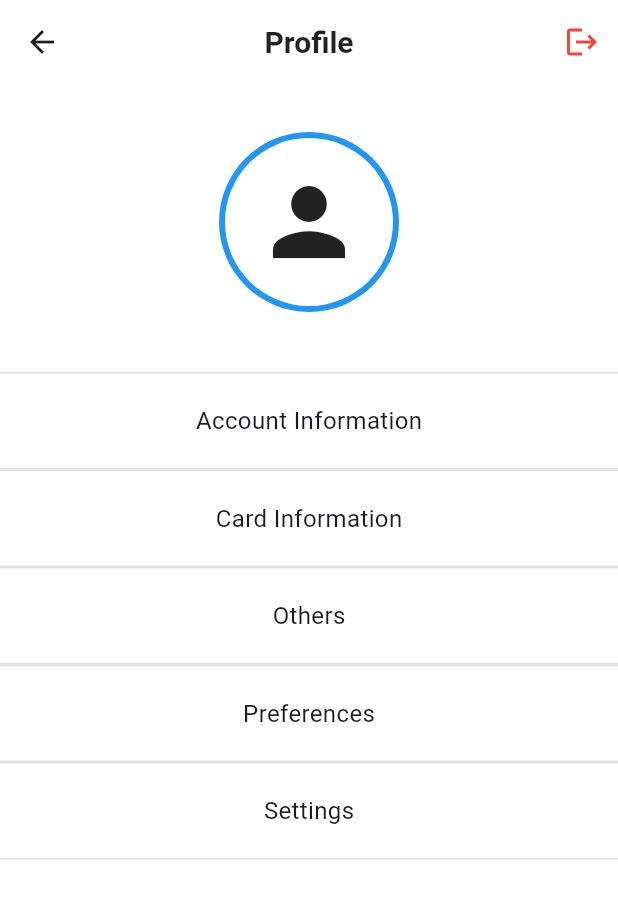
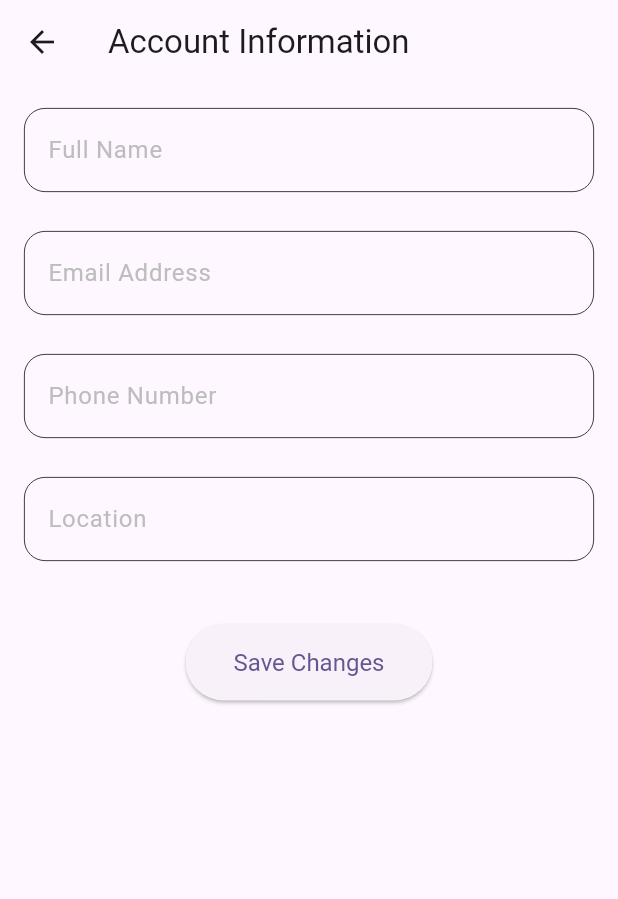
Before and after one commit to KhriseanStewart/denbigh_amber_app, a Flutter app: the ProfileScreen screen opened by its route, after a tap on "Account Information", on a phone screen of 412 x 824 dp. Shown: the top 899 px of the screen. Run offline on Flutter 3.47's test engine with Material 3 defaults, Android fonts, the light colour scheme and no system bars; our stand-ins replace cloud_firestore, firebase_auth, firebase_core, firebase_storage, image_picker; accounts and stored records are empty.

Commit message:
1.the file picker logic created for user profile image,in accordanve witjh vado users auth. 2.the settings account info screen created 3.validations and permissions were added to the respective folders

```diff
--- /dev/null
+++ b/lib/customer_screens.dart/account_information_screen.dart
@@ -0,0 +1,112 @@
+import 'package:denbigh_app/utils/validators_%20and_widgets.dart';
+import 'package:denbigh_app/widgets/textField.dart';
+import 'package:flutter/material.dart';
+
+class AccountInformationScreen extends StatefulWidget {
+  const AccountInformationScreen({Key? key}) : super(key: key);
+
+  @override
+  _AccountInformationScreenState createState() => _AccountInformationScreenState();
+}
+
+class _AccountInformationScreenState extends State<AccountInformationScreen> {
+  final _formKey = GlobalKey<FormState>();
+
+  final TextEditingController _nameController = TextEditingController();
+  final TextEditingController _emailController = TextEditingController();
+  final TextEditingController _phoneController = TextEditingController();
+  final TextEditingController _locationController = TextEditingController();
+
+  bool _isSaving = false;
+
+  void _save() {
+    // Simulate a save operation the firestor logic should be here
+    if (!_formKey.currentState!.validate()) return;
+
+    setState(() {
+      _isSaving = true;
+    });
+
+    Future.delayed( Duration(seconds: 2), () {
+      setState(() {
+        _isSaving = false;
+      });
+      ScaffoldMessenger.of(context).showSnackBar(
+         SnackBar(content: Text('Account information saved successfully!')),
+      );
+    });
+  }
+
+  @override
+  void dispose() {
+    _nameController.dispose();
+    _emailController.dispose();
+    _phoneController.dispose();
+    super.dispose();
+  }
+
+
+
+
+
+  @override
+  Widget build(BuildContext context) {
+    return Scaffold(
+      appBar: AppBar(
+        title:  Text('Account Information'),
+      ),
+      body: Padding(
+        padding:  EdgeInsets.all(16.0),
+        child: Form(
+          key: _formKey,
+          child: Column(
+            children: [
+              CustomTextFormField(
+                controller: _nameController,
+                label: 'Full Name',
+                hintText: 'Jason Mitch',
+                inputType: TextInputType.text,
+                validator: validateNotEmpty,
+              ),
+               SizedBox(height: 16),
+              CustomTextFormField(
+                controller: _emailController,
+                label: 'Email Address',
+                hintText: 'jason.mitch@example.com',
+                inputType: TextInputType.emailAddress,
+                validator: emailValidator,
+              ),
+               SizedBox(height: 16),
+              CustomTextFormField(
+                controller: _phoneController,
+                label: 'Phone Number',
+                hintText: '8761234567',
+                inputType: TextInputType.phone,
+                validator: phoneNumberValidator,
+              ),
+              SizedBox(height: 16),
+              CustomTextFormField(
+                controller: _locationController,
+                label: 'Location',
+                inputType: TextInputType.text,
+                validator: validateNotEmpty,
+                hintText: 'May Pen, Jamaica',
+              ),
+               SizedBox(height: 32),
+              _isSaving
+                  ?  CircularProgressIndicator()
+                  : ElevatedButton(
+                    style: ElevatedButton.styleFrom(
+                      padding: EdgeInsets.symmetric(vertical: 16.0, horizontal: 32.0),
+                      textStyle: TextStyle(fontSize: 16.0),
+                    ),
+                    onPressed: _save,
+                    child: Text('Save Changes'),
+                  ),
+            ],
+          ),
+        ),
+      ),
+    );
+  }
+}
--- a/lib/profile.dart
+++ b/lib/customer_screens.dart/profile.dart
@@ -1,3 +1,7 @@
+import 'dart:math';
+
+import 'package:denbigh_app/utils/file_picker.dart';
+import 'package:denbigh_app/utils/routes.dart';
 import 'package:flutter/material.dart';
 
 class ProfileScreen extends StatelessWidget {
@@ -27,41 +31,44 @@ class ProfileScreen extends StatelessWidget {
           ),
         ],
       ),
-      body: Column(
+      body:
+      SingleChildScrollView(
+        child: Column(
           children: [
             SizedBox(height: 32),
             Center(
-            child: CircleAvatar(
-              radius: 60,
-              backgroundColor: Colors.blue,
-              child:  CircleAvatar(
-                radius: 56,
-                backgroundColor: Colors.white,
-                child: Icon(
-                  Icons.person,
-                  size: 72,
-                  color: Colors.black87,
-                ),
-              ),
-            ),
+              child: Builder(
+                builder: (context) {
+                  try {
+                    return ProfilePictureUploader();
+                  } catch (e) {
+                    return Column(
+                      children: [
+                        Icon(Icons.error, color: Colors.red, size: 48),
+                        SizedBox(height: 8),
+                        Text('Failed to load profile picture.', style: TextStyle(color: Colors.red)),
+                      ],
+                    );
+                  }
+                },
+              )
             ),
             SizedBox(height: 40),
             _profileContainer('Account Information', () {
-            // logic to Navigate to account information page
+              Navigator.pushNamed(context, AppRoutes.accountInformation);
             }),
             _profileContainer('Card Information', () {
-            // logic to Navigate to card information page
+              Navigator.pushNamed(context, AppRoutes.card);
             }),
-          _profileContainer('Others', () {
-            // logic to Navigate to others page
-          }),
+
             _profileContainer('Preferences', () {
               // logic to Navigate to preferences page
             }),
-          _profileContainer('Settings', () {
-            // logic to Navigate to settings page
+            _profileContainer('About Us', () {
+              // logic to Navigate to about us page
             }),
           ],
+        ),
       ),
     );
 
--- a/lib/routes.dart
+++ /dev/null
@@ -1,18 +0,0 @@
-import 'package:denbigh_app/cart_screen.dart';
-import 'package:denbigh_app/profile.dart';
-import 'package:flutter/material.dart';
-
-class AppRoutes {
-  static const String login = '/';
-
-  static const String cart = '/cart';
-  static const String profile = '/profile';
-
-  static Map<String, WidgetBuilder> get routes {
-    return {
-
-      AppRoutes.cart: (context) => const CartScreen(),
-      AppRoutes.profile: (context) => const ProfileScreen(),
-    };
-  }
-}
--- /dev/null
+++ b/lib/utils/file_picker.dart
@@ -0,0 +1,137 @@
+import 'dart:io';
+
+import 'package:cloud_firestore/cloud_firestore.dart';
+import 'package:firebase_auth/firebase_auth.dart';
+import 'package:firebase_storage/firebase_storage.dart';
+import 'package:flutter/material.dart';
+import 'package:image_picker/image_picker.dart';
+
+class ProfilePictureUploader extends StatefulWidget {
+   ProfilePictureUploader({Key? key}) : super(key: key);
+
+  @override
+  _ProfilePictureUploaderState createState() => _ProfilePictureUploaderState();
+}
+
+class _ProfilePictureUploaderState extends State<ProfilePictureUploader> {
+  File? _imageFile;
+  bool _uploading = false;
+
+  final ImagePicker _picker = ImagePicker();
+
+  Future<void> _pickAndUploadImage() async {
+    final picked = await _picker.pickImage(source: ImageSource.gallery, imageQuality: 80);
+
+    if (picked == null) return;
+
+    setState(() {
+      _imageFile = File(picked.path);
+      _uploading = true;
+    });
+
+    try {
+      final user = FirebaseAuth.instance.currentUser;
+      if (user == null) throw Exception('User not signed in');
+
+      final storageRef = FirebaseStorage.instance.ref().child('profile_pictures').child(user.uid);
+
+      // Upload file
+      final uploadTask = storageRef.putFile(_imageFile!);
+      final snapshot = await uploadTask;
+
+      // Get download URL
+      final downloadUrl = await snapshot.ref.getDownloadURL();
+
+      // Update Firestore user profile with new photo URL
+      await FirebaseFirestore.instance.collection('users').doc(user.uid).update({
+        'photoUrl': downloadUrl,
+      });
+
+      setState(() {
+        _imageFile = null;
+      });
+
+      ScaffoldMessenger.of(context).showSnackBar(
+        const SnackBar(content: Text('Profile photo updated!')),
+      );
+    } catch (e) {
+      ScaffoldMessenger.of(context).showSnackBar(
+        SnackBar(content: Text('Upload failed: $e')),
+      );
+    } finally {
+      setState(() {
+        _uploading = false;
+      });
+    }
+  }
+
+  @override
+  Widget build(BuildContext context) {
+    final user = FirebaseAuth.instance.currentUser;
+    if (user == null) {
+      // Not signed in: Show person icon, no text fallback
+      return Column(
+        children: [
+          CircleAvatar(
+            radius: 89,
+            backgroundColor: Colors.green,
+            child: CircleAvatar(
+              radius: 80,
+              backgroundColor: Colors.grey[300],
+              child: const Icon(Icons.person, size: 80, color: Colors.white70),
+            ),
+          ),
+           SizedBox(height: 16),
+          ElevatedButton.icon(
+            onPressed: null,
+            icon: Icon(Icons.upload),
+            label: Text('Change Profile Picture'),
+          ),
+        ],
+      );
+    }
+
+    return StreamBuilder<DocumentSnapshot>(
+      stream: FirebaseFirestore.instance.collection('users').doc(user.uid).snapshots(),
+      builder: (context, snapshot) {
+        String? photoUrl;
+        if (snapshot.hasData && snapshot.data!.data() != null) {
+          photoUrl = (snapshot.data!.data() as Map<String, dynamic>?)?['photoUrl'] as String?;
+        }
+
+        ImageProvider? displayImage;
+        if (_imageFile != null) {
+          displayImage = FileImage(_imageFile!);
+        } else if (photoUrl != null && photoUrl.isNotEmpty) {
+          displayImage = NetworkImage(photoUrl);
+        }
+
+        return Column(
+          children: [
+            CircleAvatar(
+              radius: 89,
+              backgroundColor: Colors.green,
+              child: CircleAvatar(
+                radius: 80,
+                backgroundColor: Colors.grey[300],
+                backgroundImage: displayImage,
+                child: (displayImage == null)
+                    ?  Icon(Icons.person, size: 80, color: Colors.white70)
+                    : null,
+              ),
+            ),
+             SizedBox(height: 16),
+            ElevatedButton.icon(
+              onPressed: _uploading ? null : _pickAndUploadImage,
+              icon: _uploading
+                  ?  SizedBox(
+                      width: 18, height: 18, child: CircularProgressIndicator(strokeWidth: 2))
+                  :  Icon(Icons.upload),
+              label:  Text('Change Profile Picture'),
+            ),
+          ],
+        );
+      },
+    );
+  }
+}
--- /dev/null
+++ b/lib/utils/routes.dart
@@ -0,0 +1,24 @@
+import 'package:denbigh_app/customer_screens.dart/account_information_screen.dart';
+import 'package:denbigh_app/customer_screens.dart/card_screeen.dart' show CardScreen;
+import 'package:denbigh_app/customer_screens.dart/cart_screen.dart';
+import 'package:denbigh_app/customer_screens.dart/profile.dart';
+import 'package:flutter/material.dart';
+
+class AppRoutes {
+  static const String login = '/';
+
+  static const String cart = '/cart';
+  static const String profile = '/profile';
+  static const String card = '/card';
+  static const String accountInformation = '/account-information';
+
+  static Map<String, WidgetBuilder> get routes {
+    return {
+
+      AppRoutes.cart: (context) => const CartScreen(),
+      AppRoutes.profile: (context) => const ProfileScreen(),
+      AppRoutes.card: (context) => const CardScreen(),
+      AppRoutes.accountInformation: (context) => const AccountInformationScreen(),
+    };
+  }
+}
--- /dev/null
+++ b/lib/widgets/textField.dart
@@ -0,0 +1,93 @@
+import 'package:flutter/material.dart';
+import 'package:flutter/services.dart';
+
+class CustomTextFormField extends StatelessWidget {
+  final TextEditingController? controller;
+  final String? label;
+  final TextInputType inputType;
+  final bool obscureText;
+  final String? Function(String?)? validator;
+  final Widget? suffixicon;
+  final Widget? suffix;
+  final Icon? preffixicon;
+  final VoidCallback? toggleObscure;
+  final String? hintText;
+  final List<TextInputFormatter>? inputFormatters;
+  final bool underlineborder;
+
+  const CustomTextFormField({
+    super.key,
+    this.controller,
+    this.label,
+    this.suffixicon,
+    this.suffix,
+    this.preffixicon,
+    this.inputType = TextInputType.text,
+    this.obscureText = false,
+    this.validator,
+    this.toggleObscure,
+    this.hintText,
+    this.inputFormatters,
+    this.underlineborder = false,
+  });
+
+  @override
+  Widget build(BuildContext context) {
+    final borderColor = Colors.black;
+    final errorColor = Colors.red;
+
+    InputBorder enabledBorder;
+    InputBorder focusedBorder;
+    InputBorder errorBorder;
+    InputBorder focusedErrorBorder;
+
+    if (underlineborder) {
+      enabledBorder = UnderlineInputBorder(borderSide: BorderSide(color: borderColor, width: 0.5));
+      focusedBorder = UnderlineInputBorder(borderSide: BorderSide(color: borderColor, width: 1));
+      errorBorder = UnderlineInputBorder(borderSide: BorderSide(color: errorColor, width: 0.5));
+      focusedErrorBorder = UnderlineInputBorder(borderSide: BorderSide(color: errorColor, width: 1));
+    } else {
+      enabledBorder = OutlineInputBorder(
+        borderRadius: BorderRadius.circular(14),
+        borderSide: BorderSide(color: borderColor, width: 0.5),
+      );
+      focusedBorder = OutlineInputBorder(
+        borderRadius: BorderRadius.circular(14),
+        borderSide: BorderSide(color: borderColor, width: 1),
+      );
+      errorBorder = OutlineInputBorder(
+        borderRadius: BorderRadius.circular(10),
+        borderSide: BorderSide(color: errorColor, width: 0.5),
+      );
+      focusedErrorBorder = OutlineInputBorder(
+        borderRadius: BorderRadius.circular(10),
+        borderSide: BorderSide(color: errorColor, width: 1),
+      );
+    }
+
+    return Padding(
+      padding: const EdgeInsets.only(bottom: 10),
+      child: TextFormField(
+        controller: controller,
+        keyboardType: inputType,
+        inputFormatters: inputFormatters,
+        obscureText: obscureText,
+        validator: validator,
+        decoration: InputDecoration(
+          suffix: suffix,
+          suffixIcon: suffixicon,
+          prefixIcon: preffixicon,
+          prefixIconColor: Colors.blue,
+          labelText: label,
+          labelStyle: TextStyle(color: Colors.grey[400]),
+          hintText: hintText,
+          hintStyle: TextStyle(color: Colors.grey.shade400),
+          enabledBorder: enabledBorder,
+          focusedBorder: focusedBorder,
+          errorBorder: errorBorder,
+          focusedErrorBorder: focusedErrorBorder,
+        ),
+      ),
+    );
+  }
+}
--- a/pubspec.yaml
+++ b/pubspec.yaml
@@ -43,6 +43,8 @@ dependencies:
   stylish_bottom_bar: ^1.1.1
   shimmer: ^3.0.0
   url_launcher: ^6.3.1
+  file_picker: ^10.2.0
+  image_picker: ^1.1.2
 
 dev_dependencies:
   flutter_test:
```
Also changed, not shown: lib/customer_screens.dart/card_screeen.dart (added, +47 -0 lines), lib/customer_screens.dart/cart_screen.dart (renamed from lib/cart_screen.dart, +52 -32 lines), lib/main.dart (+11 -3 lines), lib/utils/validators_ and_widgets.dart (added, +88 -0 lines), pubspec.lock, 5 other files. Lines whose indentation alone changed are shown as unchanged.
